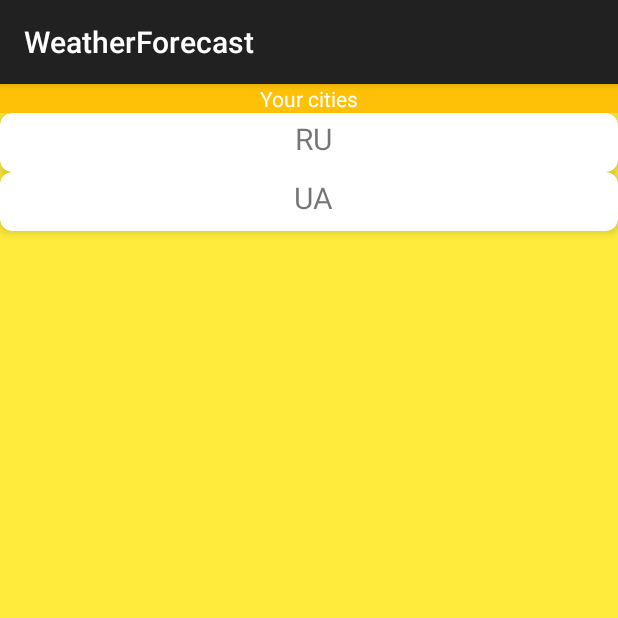
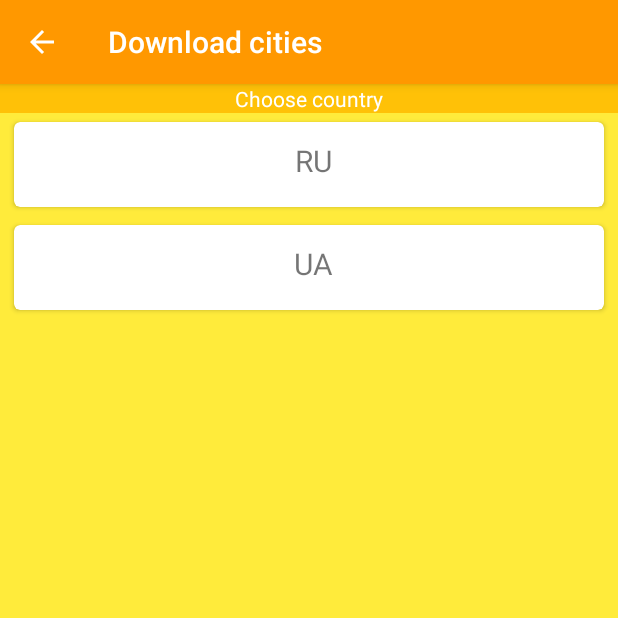
Before and after one commit to ArtiomCX75/WeatherForecast, an Android app: the CountriesActivity screen opened directly, with no data from a screen before it, on a phone screen of 412 x 824 dp, the top half of it. Run offline under Robolectric (Android 15) with nearby library versions, the phone set to English and light mode, and no system bars.

Commit message:
fix after merge

```diff
--- a/app/src/main/java/com/faa1192/weatherforecast/Countries/CountriesActivity.java
+++ b/app/src/main/java/com/faa1192/weatherforecast/Countries/CountriesActivity.java
@@ -1,6 +1,8 @@
 package com.faa1192.weatherforecast.Countries;
 
+import android.graphics.drawable.ColorDrawable;
 import android.os.Bundle;
+import android.support.v7.app.ActionBar;
 import android.support.v7.app.AppCompatActivity;
 
 import com.faa1192.weatherforecast.R;
@@ -10,5 +12,15 @@ public class CountriesActivity extends AppCompatActivity {
     protected void onCreate(Bundle savedInstanceState) {
         super.onCreate(savedInstanceState);
         setContentView(R.layout.activity_countries);
+        ActionBar actionBar = getSupportActionBar();
+        actionBar.setTitle(getResources().getString(R.string.adding_cities));
+        actionBar.setBackgroundDrawable(new ColorDrawable(getResources().getColor(R.color.orange_dark)));
+        actionBar.setDisplayHomeAsUpEnabled(true);
+    }
+
+    @Override
+    public void onBackPressed() {
+        super.onBackPressed();
+        overridePendingTransition(R.anim.alpha_on,R.anim.alpha_off);
     }
 }
--- a/app/src/main/java/com/faa1192/weatherforecast/Countries/CountryInListAdapter.java
+++ b/app/src/main/java/com/faa1192/weatherforecast/Countries/CountryInListAdapter.java
@@ -59,6 +59,7 @@ public class CountryInListAdapter extends RecyclerView.Adapter<CountryInListAdap
                 Activity activity = (Activity) context;
                 activity.setResult(RESULT_OK, intent);
                 activity.finish();
+                ((CountriesActivity) context).overridePendingTransition(R.anim.alpha_on,R.anim.alpha_off);
             }
         });
     }
--- a/app/src/main/java/com/faa1192/weatherforecast/Preferred/PrefCitiesActivity.java
+++ b/app/src/main/java/com/faa1192/weatherforecast/Preferred/PrefCitiesActivity.java
@@ -86,4 +86,10 @@ public class PrefCitiesActivity extends AppCompatActivity implements Updatable,
             }
         }, 3000);
     }
+
+    @Override
+    public void onBackPressed() {
+        super.onBackPressed();
+        overridePendingTransition(R.anim.alpha_on,R.anim.alpha_off);
+    }
 }
--- a/app/src/main/java/com/faa1192/weatherforecast/Weather/WeatherInfoActivity.java
+++ b/app/src/main/java/com/faa1192/weatherforecast/Weather/WeatherInfoActivity.java
@@ -60,4 +60,9 @@ public class WeatherInfoActivity extends AppCompatActivity implements Updatable,
         fragment.setInfo(PrefCityDBHelper.init(this).getCity(city.id));
     }
 
+    @Override
+    public void onBackPressed() {
+        super.onBackPressed();
+        overridePendingTransition(R.anim.alpha_on,R.anim.alpha_off);
+    }
 }
--- a/app/src/main/java/com/faa1192/weatherforecast/Weather/WeatherInfoFragment.java
+++ b/app/src/main/java/com/faa1192/weatherforecast/Weather/WeatherInfoFragment.java
@@ -19,7 +19,7 @@ public class WeatherInfoFragment extends Fragment {
 
     //Заполнение информации о погоде
     public void setInfo(City city) {
-        ((TextView) getActivity().findViewById(R.id.extra_city_name)).setText(getResources().getString(R.string.name_of_city) + city.data.getCityName());
+        ((TextView) getActivity().findViewById(R.id.extra_city_name)).setText(getResources().getString(R.string.name_of_city) + city.name);
         ((TextView) getActivity().findViewById(R.id.extra_city_humidity)).setText(getResources().getString(R.string.humidity) + city.data.getHumidity());
         ((TextView) getActivity().findViewById(R.id.extra_city_pressure)).setText(getResources().getString(R.string.pressure) + city.data.getPressure());
         ((TextView) getActivity().findViewById(R.id.extra_city_temp)).setText(getResources().getString(R.string.temperature) + city.data.getTemp());
--- a/app/src/main/res/layout-land/activity_countries.xml
+++ b/app/src/main/res/layout-land/activity_countries.xml
@@ -15,7 +15,7 @@
             android:layout_height="wrap_content"
             android:background="@color/orange_light"
             android:gravity="center"
-            android:text="@string/your_cities"
+            android:text="@string/choose_country"
             android:textColor="@android:color/white" />
 
         <android.support.v4.widget.SwipeRefreshLayout xmlns:android="http://schemas.android.com/apk/res/android"
--- a/app/src/main/res/layout/activity_countries.xml
+++ b/app/src/main/res/layout/activity_countries.xml
@@ -15,7 +15,7 @@
             android:layout_height="wrap_content"
             android:background="@color/orange_light"
             android:gravity="center"
-            android:text="@string/your_cities"
+            android:text="@string/choose_country"
             android:textColor="@android:color/white" />
 
         <android.support.v4.widget.SwipeRefreshLayout xmlns:android="http://schemas.android.com/apk/res/android"
--- a/app/src/main/res/layout/card_country_in_list.xml
+++ b/app/src/main/res/layout/card_country_in_list.xml
@@ -4,9 +4,14 @@
     android:id="@+id/card_list_country"
     android:layout_width="match_parent"
     android:layout_height="wrap_content"
-    card_view:cardCornerRadius="8dp"
-    card_view:cardElevation="4dp"
-    card_view:contentPadding="3dp">
+    android:layout_marginBottom="1dp"
+    android:layout_marginLeft="6dp"
+    android:layout_marginRight="6dp"
+    android:layout_marginTop="1dp"
+    card_view:cardCornerRadius="4dp"
+    card_view:cardElevation="2dp"
+    card_view:cardUseCompatPadding="true"
+    card_view:contentPadding="12dp">
 
     <LinearLayout
         android:layout_width="match_parent"
--- a/app/src/main/res/values/strings.xml
+++ b/app/src/main/res/values/strings.xml
@@ -20,4 +20,7 @@
     <string name="weather_main">"Short description: "</string>
     <string name="actual_time">"Actual time: "</string>
     <string name="your_cities">"Your cities"</string>
+    <string name="adding_cities">"Download cities"</string>
+    <string name="choose_country">"Choose country"</string>
+    <string name="downloading">"Downloading (about 5 min)"</string>
 </resources>
```
Also changed, not shown: app/src/main/java/com/faa1192/weatherforecast/Cities/AddCityActivity.java (+8 -2 lines), app/src/main/java/com/faa1192/weatherforecast/Cities/CityDBHelper.java (+12 -1 lines), app/src/main/java/com/faa1192/weatherforecast/Preferred/PrefCityDBHelper.java (+13 -2 lines), app/src/main/res/layout/activity_add_city.xml (+4 -4 lines), 3 other files.
